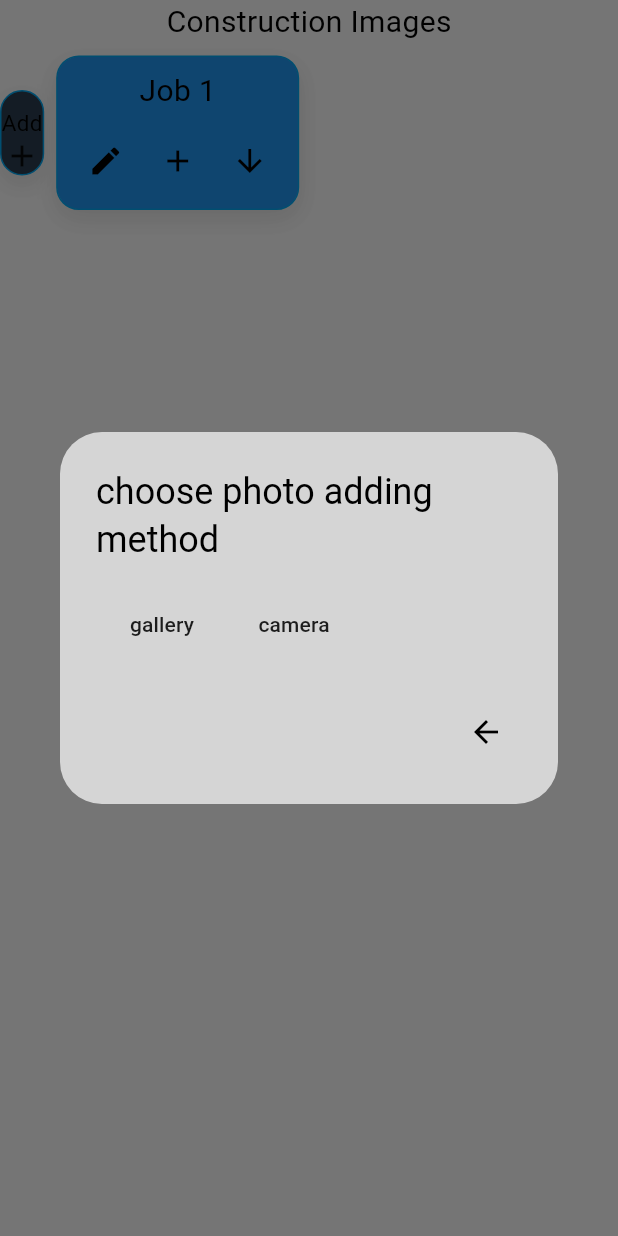
After one commit to johnvanandel7-droid/contractor_hub, a Flutter app: the ConstructionImages screen opened directly, after a tap on the "add" icon, on a phone screen of 412 x 824 dp. The commit adds this screen. Run offline on Flutter 3.47's test engine with Material 3 defaults, Android fonts, the phone set to English and light mode, and no system bars; our stand-ins replace animated_text_kit, cloud_firestore, cloud_functions, firebase_auth, firebase_core, firebase_messaging and 3 more; missing offline and left inert: flutter_stripe, geo_currencies; accounts and stored records are empty.

Commit message:
adding and fixing construction images page

```diff
--- /dev/null
+++ b/lib/screens/construction_images.dart
@@ -0,0 +1,153 @@
+import 'package:contractor_hub/constants.dart';
+import 'package:flutter/material.dart';
+
+class ConstructionImages extends StatefulWidget {
+  const ConstructionImages({super.key});
+
+  @override
+  State<ConstructionImages> createState() => _ConstructionImagesState();
+}
+
+class _ConstructionImagesState extends State<ConstructionImages> {
+  int selectedJob = 1;
+  List<JobPhotoPicker> jobs = [];
+
+  Future<void> addimages() async {
+    await showDialog(
+      context: context,
+      builder: (dialogContext) => AlertDialog(
+        title: Text('choose photo adding method'),
+        content: Row(
+          children: [
+            MaterialButton(onPressed: () {}, child: Text('gallery')),
+            MaterialButton(onPressed: () {}, child: Text('camera')),
+          ],
+        ),
+        actions: [
+          IconButton(
+            icon: Icon(Icons.arrow_back),
+            onPressed: () {
+              Navigator.pop(context);
+            },
+          ),
+        ],
+      ),
+    );
+  }
+
+  @override
+  void initState() {
+    jobs.add(
+      JobPhotoPicker(
+        jobName: 'Job 1',
+        color: selectedJob == 1 ? Colors.blue : Colors.blue[700],
+        onSelection: () {
+          setState(() {
+            selectedJob = 1;
+          });
+        },
+        onTap: () {
+          addimages();
+        },
+      ),
+    );
+    super.initState();
+  }
+
+  @override
+  Widget build(BuildContext context) {
+    return Scaffold(
+      body: Column(
+        children: [
+          Text('Construction Images', style: TextStyle(fontSize: 20)),
+          Row(
+            children: [
+              GestureDetector(
+                onTap: () {},
+                child: Container(
+                  decoration: kboxDecoration,
+                  child: Column(
+                    children: [
+                      SizedBox(height: 10),
+                      Text('Add', style: TextStyle(fontSize: 15)),
+                      Icon(Icons.add),
+                    ],
+                  ),
+                ),
+              ),
+              ...jobs,
+            ],
+          ),
+        ],
+      ),
+    );
+  }
+}
+
+class JobPhotoPicker extends StatefulWidget {
+  final String jobName;
+  final Color? color;
+  final VoidCallback onSelection;
+  final VoidCallback onTap;
+
+  const JobPhotoPicker({
+    super.key,
+    required this.jobName,
+    required this.color,
+    required this.onSelection,
+    required this.onTap,
+  });
+
+  @override
+  State<JobPhotoPicker> createState() => _JobPhotoPickerState();
+}
+
+class _JobPhotoPickerState extends State<JobPhotoPicker> {
+  Future<void> _editJob(String jobId) async {
+    await showBottomSheet(
+      context: context,
+      shape: RoundedRectangleBorder(
+        borderRadius: BorderRadius.vertical(top: Radius.circular(10)),
+      ),
+      builder: (context) {
+        return SingleChildScrollView(
+          child: Column(
+            children: [Text('Edit Job', style: TextStyle(fontSize: 20))],
+          ),
+        );
+      },
+    );
+  }
+
+  @override
+  Widget build(BuildContext context) {
+    return Padding(
+      padding: const EdgeInsets.all(8.0),
+      child: Container(
+        decoration: kboxDecoration.copyWith(color: widget.color),
+        child: Padding(
+          padding: const EdgeInsets.all(8.0),
+          child: Column(
+            children: [
+              Text(widget.jobName, style: TextStyle(fontSize: 20)),
+              SizedBox(height: 8),
+              Row(
+                children: [
+                  Spacer(),
+                  IconButton(onPressed: () {}, icon: Icon(Icons.edit)),
+                  Spacer(),
+                  IconButton(onPressed: widget.onTap, icon: Icon(Icons.add)),
+                  Spacer(),
+                  IconButton(
+                    onPressed: widget.onSelection,
+                    icon: Icon(Icons.arrow_downward),
+                  ),
+                ],
+              ),
+            ],
+          ),
+        ),
+      ),
+    );
+  }
+}
--- a/lib/screens/home_page.dart
+++ b/lib/screens/home_page.dart
@@ -46,7 +46,7 @@ class _HomePageState extends State<HomePage> {
                 mainAxisAlignment: MainAxisAlignment.center,
                 crossAxisAlignment: CrossAxisAlignment.stretch,
                 children: [
-                  if (isEmployee == false)
+                  if (isEmployee == false) ...[
                     ReusableButton(
                       buttonText: 'Your Workers',
                       onPress: () {
@@ -57,7 +57,6 @@ class _HomePageState extends State<HomePage> {
                       buttonColor: Colors.yellow,
                       buttonPadding: 8,
                     ),
-                  if (isEmployee == false)
                     ReusableButton(
                       buttonText: 'Your Jobs',
                       onPress: () {
@@ -68,6 +67,7 @@ class _HomePageState extends State<HomePage> {
                       buttonColor: Colors.grey,
                       buttonPadding: 8,
                     ),
+                  ],
                   ReusableButton(
                     buttonText: 'Clock In / Out',
                     onPress: () {
```
Also changed, not shown: pubspec.lock.
